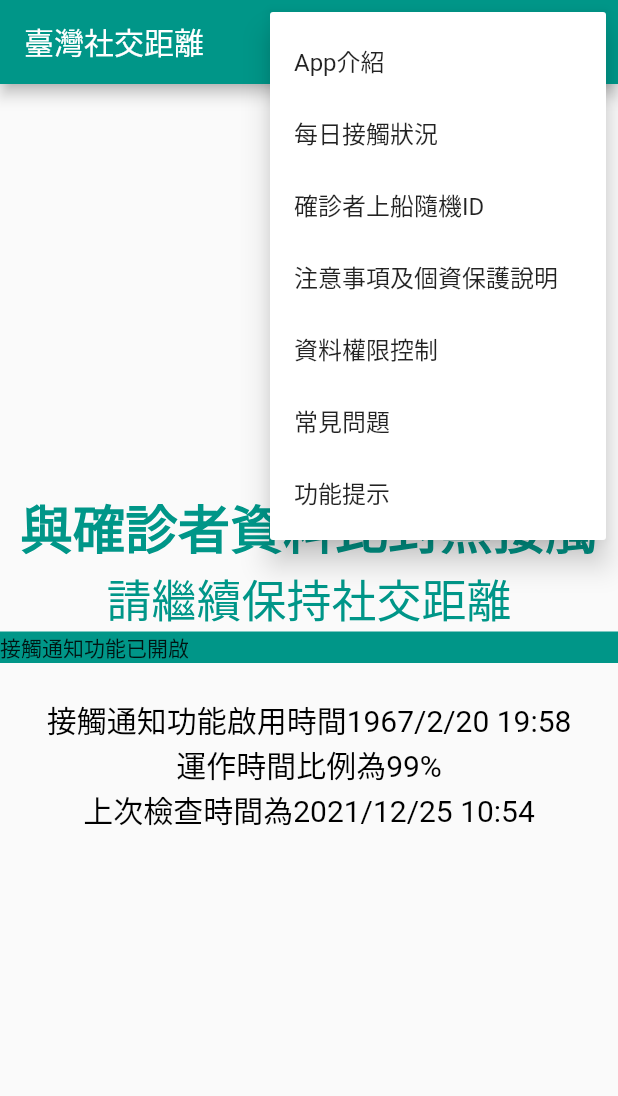
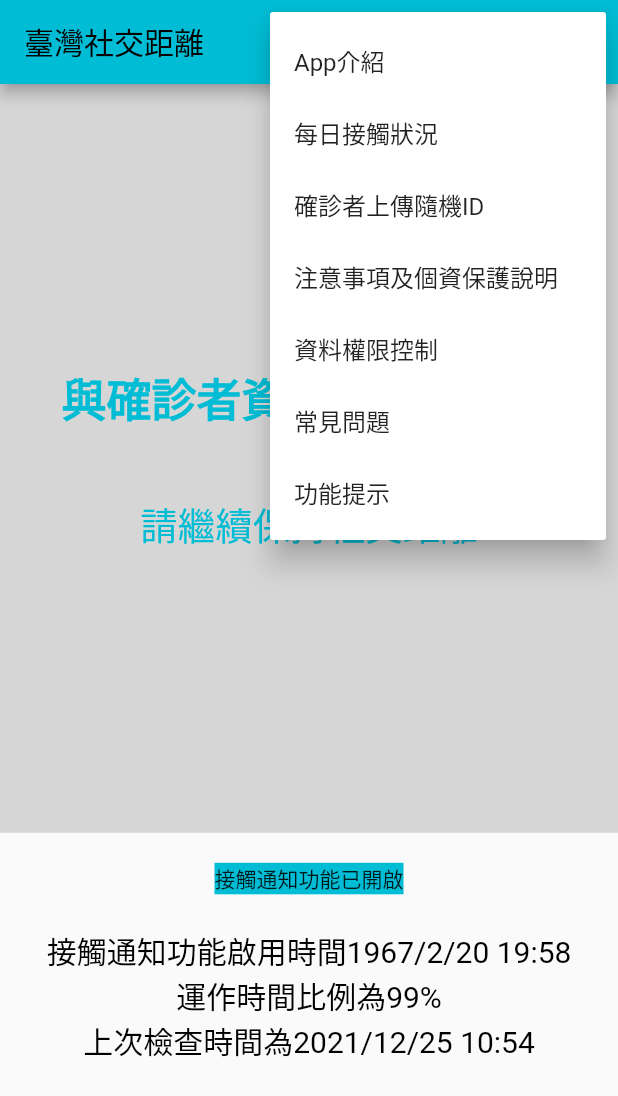
Before and after one commit to FeHeap/NCHU-WCCC-Topic, a Flutter app: the screen it shows after launch, after a tap on the "more vert" icon, on a phone screen of 412 x 824 dp. Shown: the top 1096 px of the screen. Run offline on Flutter 3.47's test engine with Material 2 defaults, Android fonts, the phone set to English and light mode, and no system bars.

Commit message:
New app interface

```diff
--- a/Project/application/lib/main.dart
+++ b/Project/application/lib/main.dart
@@ -1,5 +1,4 @@
 import 'package:flutter/material.dart';
-import 'dart:ui';
 
 void main() {
   runApp(MyApp());
@@ -11,7 +10,7 @@
     return MaterialApp(
       title: 'Project Practice',
       theme: ThemeData(
-          primarySwatch: Colors.teal
+          primarySwatch: Colors.cyan
       ),
       home: MyHomePage(title: '臺灣社交距離'),
     );
@@ -37,7 +36,7 @@
           PopupMenuButton<String>(
             onSelected: handleClick,
             itemBuilder: (BuildContext context) {
-              return {'App介紹', '每日接觸狀況','確診者上船隨機ID','注意事項及個資保護說明',
+              return {'App介紹', '每日接觸狀況','確診者上傳隨機ID','注意事項及個資保護說明',
                 '資料權限控制','常見問題','功能提示'}.map((String choice) {
                 return PopupMenuItem<String>(
                   value: choice,
@@ -48,34 +47,51 @@
           ),
         ],
       ),
-      body: Center (
+      body: //Center(
+      /*child: */LayoutBuilder(
+        builder: (context, constraints) => Column(
+          mainAxisSize: MainAxisSize.min,
+          //mainAxisSize: MainAxisSize.max,
+          children: [
+            Container(
+              color: Colors.grey[350],
+              height: constraints.maxHeight * 0.65,
+              width: constraints.maxWidth ,
               child: Column(
                 mainAxisAlignment: MainAxisAlignment.center,
                 children: <Widget>[
                   Text(
-              '與確診者資料比對無接觸',
+                    '與確診者資料比對無接觸\n',
                     style: TextStyle(
-                  fontSize: 35,
+                        fontSize: 30,
                         fontWeight: FontWeight.w700,
-                  color: Colors.teal
+                        color: Colors.cyan
                     ),
+                    //textAlign: TextAlign.center,
                   ),
                   Text(
                     '請繼續保持社交距離',
                     style: TextStyle(
-                  fontSize: 30,
+                        fontSize: 25,
                         fontWeight: FontWeight.w400,
-                  color: Colors.teal
+                        color: Colors.cyan
+                    ),
+                    //textAlign: TextAlign.center,
+                  ),
+                ],
               ),
             ),
-
             Container(
-                child: Column (
-                  children: [
-                    Container(
-                      width: window.physicalSize.width,
-                      color: Colors.teal,
-                      child: Text('接觸通知功能已開啟'),
+              //color: Color.fromARGB(20, 226, 207, 100),
+              color: Colors.cyan,
+              child: Column(
+                //mainAxisAlignment: MainAxisAlignment.center,
+                //mainAxisSize: MainAxisSize.max,
+                  children: <Widget>[
+                    Text('接觸通知功能已開啟'),
+                  ]
+              ),
+              margin: EdgeInsets.fromLTRB(50, 20, 50, 0),
             ),
             Text(
               '\n接觸通知功能啟用時間1967/2/20 19:58',
@@ -102,10 +118,8 @@
               ),
             ),
           ],
-                )
         ),
-          ],
-        ),
+        //)
       ),
     );
   }
```
Also changed, not shown: Project/application/pubspec.lock. Lines whose indentation alone changed are shown as unchanged.
